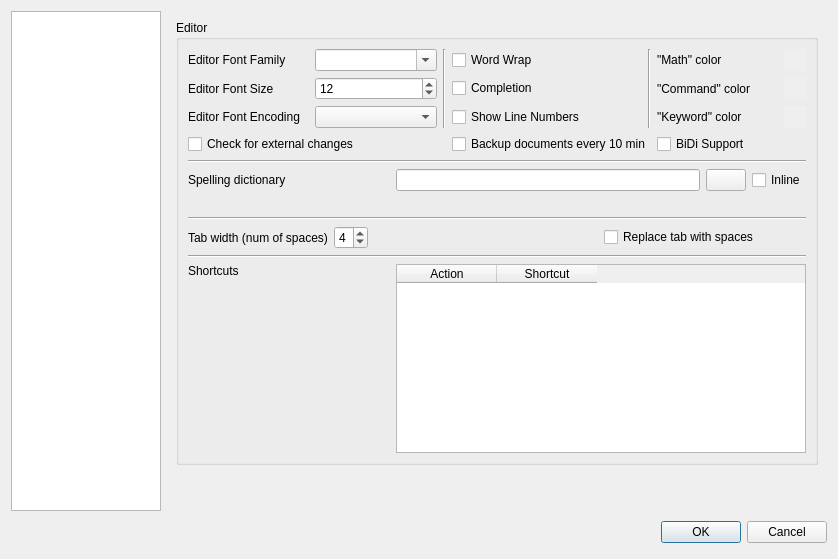
Before: the Qt Designer form configdialog.ui in srazi/bidiTeXmaker, drawn with Qt 5.
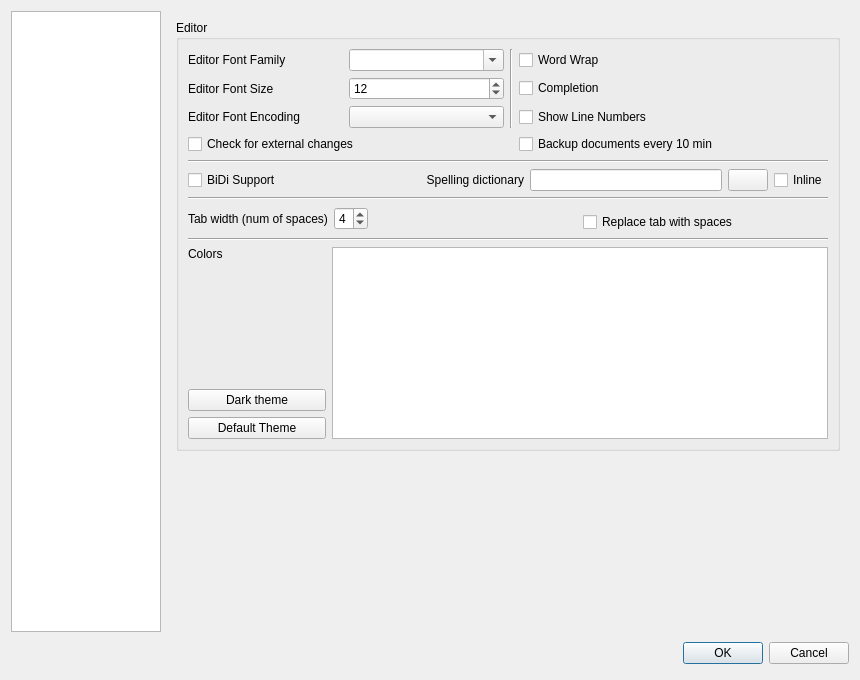
After: the same form once the commit is applied. The open tabs and pages were chosen to show the change. Icons and pictures are not drawn.

Commit message: Now bidiTeXmaker is based on Texmaker-3.2.2! Fixed: Column selection was re-written for QTextEdit.

```diff
--- a/configdialog.ui
+++ b/configdialog.ui
@@ -6,8 +6,8 @@
    <rect>
     <x>0</x>
     <y>0</y>
-    <width>838</width>
-    <height>557</height>
+    <width>860</width>
+    <height>680</height>
    </rect>
   </property>
   <property name="windowTitle">
@@ -51,43 +51,6 @@
      </property>
     </widget>
    </item>
-   <item row="1" column="0">
-    <spacer>
-     <property name="orientation">
-      <enum>Qt::Vertical</enum>
-     </property>
-     <property name="sizeHint" stdset="0">
-      <size>
-       <width>131</width>
-       <height>40</height>
-      </size>
-     </property>
-    </spacer>
-   </item>
-   <item row="1" column="1">
-    <layout class="QHBoxLayout">
-     <item>
-      <spacer>
-       <property name="orientation">
-        <enum>Qt::Horizontal</enum>
-       </property>
-       <property name="sizeHint" stdset="0">
-        <size>
-         <width>407</width>
-         <height>31</height>
-        </size>
-       </property>
-      </spacer>
-     </item>
-     <item>
-      <widget class="QDialogButtonBox" name="buttonBox">
-       <property name="standardButtons">
-        <set>QDialogButtonBox::Cancel|QDialogButtonBox::Ok</set>
-       </property>
-      </widget>
-     </item>
-    </layout>
-   </item>
    <item row="0" column="1">
     <widget class="QStackedWidget" name="pagesWidget">
      <property name="sizePolicy">
@@ -768,7 +731,7 @@
       </layout>
      </widget>
      <widget class="QWidget" name="pe">
-      <layout class="QGridLayout">
+      <layout class="QGridLayout" name="gridLayout_8">
        <item row="1" column="0">
         <spacer>
          <property name="orientation">
@@ -794,7 +757,7 @@
           <string>Editor</string>
          </property>
          <layout class="QGridLayout" name="gridLayout_6">
-          <item row="0" column="0" colspan="3">
+          <item row="0" column="0" colspan="5">
            <layout class="QGridLayout" name="gridLayout">
             <item row="0" column="0">
              <widget class="QLabel" name="labelFamily">
@@ -817,61 +780,6 @@
               </property>
              </widget>
             </item>
-            <item row="0" column="3">
-             <widget class="QCheckBox" name="checkBoxWordwrap">
-              <property name="text">
-               <string>Word Wrap</string>
-              </property>
-             </widget>
-            </item>
-            <item row="0" column="4" rowspan="3">
-             <widget class="Line" name="line_4">
-              <property name="orientation">
-               <enum>Qt::Vertical</enum>
-              </property>
-             </widget>
-            </item>
-            <item row="0" column="5">
-             <widget class="QLabel" name="labelColorMath">
-              <property name="text">
-               <string>&quot;Math&quot; color</string>
-              </property>
-             </widget>
-            </item>
-            <item row="0" column="6">
-             <widget class="QPushButton" name="pushButtonColorMath">
-              <property name="sizePolicy">
-               <sizepolicy hsizetype="Fixed" vsizetype="Fixed">
-                <horstretch>0</horstretch>
-                <verstretch>0</verstretch>
-               </sizepolicy>
-              </property>
-              <property name="minimumSize">
-               <size>
-                <width>22</width>
-                <height>22</height>
-               </size>
-              </property>
-              <property name="maximumSize">
-               <size>
-                <width>22</width>
-                <height>22</height>
-               </size>
-              </property>
-              <property name="toolTip">
-               <string>Click here to set this color</string>
-              </property>
-              <property name="autoFillBackground">
-               <bool>true</bool>
-              </property>
-              <property name="text">
-               <string/>
-              </property>
-              <property name="flat">
-               <bool>true</bool>
-              </property>
-             </widget>
-            </item>
             <item row="1" column="0">
              <widget class="QLabel" name="labelSize">
               <property name="text">
@@ -889,54 +797,6 @@
               </property>
              </widget>
             </item>
-            <item row="1" column="3">
-             <widget class="QCheckBox" name="checkBoxCompletion">
-              <property name="text">
-               <string>Completion</string>
-              </property>
-             </widget>
-            </item>
-            <item row="1" column="5">
-             <widget class="QLabel" name="labelColorCommand">
-              <property name="text">
-               <string>&quot;Command&quot; color</string>
-              </property>
-             </widget>
-            </item>
-            <item row="1" column="6">
-             <widget class="QPushButton" name="pushButtonColorCommand">
-              <property name="sizePolicy">
-               <sizepolicy hsizetype="Fixed" vsizetype="Fixed">
-                <horstretch>0</horstretch>
-                <verstretch>0</verstretch>
-               </sizepolicy>
-              </property>
-              <property name="minimumSize">
-               <size>
-                <width>22</width>
-                <height>22</height>
-               </size>
-              </property>
-              <property name="maximumSize">
-               <size>
-                <width>22</width>
-                <height>22</height>
-               </size>
-              </property>
-              <property name="toolTip">
-               <string>Click here to set this color</string>
-              </property>
-              <property name="autoFillBackground">
-               <bool>true</bool>
-              </property>
-              <property name="text">
-               <string/>
-              </property>
-              <property name="flat">
-               <bool>true</bool>
-              </property>
-             </widget>
-            </item>
             <item row="2" column="0">
              <widget class="QLabel" name="labelEncoding">
               <property name="text">
@@ -947,54 +807,6 @@
             <item row="2" column="1">
              <widget class="QComboBox" name="comboBoxEncoding"/>
             </item>
-            <item row="2" column="3">
-             <widget class="QCheckBox" name="checkBoxLinenumber">
-              <property name="text">
-               <string>Show Line Numbers</string>
-              </property>
-             </widget>
-            </item>
-            <item row="2" column="5">
-             <widget class="QLabel" name="labelColorKeyword">
-              <property name="text">
-               <string>&quot;Keyword&quot; color</string>
-              </property>
-             </widget>
-            </item>
-            <item row="2" column="6">
-             <widget class="QPushButton" name="pushButtonColorKeyword">
-              <property name="sizePolicy">
-               <sizepolicy hsizetype="Fixed" vsizetype="Fixed">
-                <horstretch>0</horstretch>
-                <verstretch>0</verstretch>
-               </sizepolicy>
-              </property>
-              <property name="minimumSize">
-               <size>
-                <width>22</width>
-                <height>22</height>
-               </size>
-              </property>
-              <property name="maximumSize">
-               <size>
-                <width>22</width>
-                <height>22</height>
-               </size>
-              </property>
-              <property name="toolTip">
-               <string>Click here to set this color</string>
-              </property>
-              <property name="autoFillBackground">
-               <bool>true</bool>
-              </property>
-              <property name="text">
-               <string/>
-              </property>
-              <property name="flat">
-               <bool>true</bool>
-              </property>
-             </widget>
-            </item>
             <item row="3" column="0" colspan="2">
              <widget class="QCheckBox" name="checkBoxWatcher">
               <property name="text">
@@ -1009,88 +821,44 @@
               </property>
              </widget>
             </item>
-            <item row="3" column="5">
-             <widget class="QCheckBox" name="checkBoxBidiEnabled">
+            <item row="0" column="3" colspan="2">
+             <widget class="QCheckBox" name="checkBoxWordwrap">
               <property name="text">
-               <string>BiDi Support</string>
+               <string>Word Wrap</string>
+              </property>
+             </widget>
+            </item>
+            <item row="1" column="3" colspan="2">
+             <widget class="QCheckBox" name="checkBoxCompletion">
+              <property name="text">
+               <string>Completion</string>
+              </property>
+             </widget>
+            </item>
+            <item row="2" column="3" colspan="2">
+             <widget class="QCheckBox" name="checkBoxLinenumber">
+              <property name="text">
+               <string>Show Line Numbers</string>
               </property>
              </widget>
             </item>
            </layout>
           </item>
-          <item row="1" column="0" colspan="3">
+          <item row="1" column="0" colspan="5">
            <widget class="Line" name="line">
             <property name="orientation">
              <enum>Qt::Horizontal</enum>
             </property>
            </widget>
           </item>
-          <item row="2" column="0">
-           <widget class="QLabel" name="labelASpellCommand">
-            <property name="text">
-             <string>Spelling dictionary</string>
-            </property>
-           </widget>
-          </item>
-          <item row="2" column="1" colspan="2">
-           <layout class="QHBoxLayout">
-            <item>
-             <widget class="QLineEdit" name="lineEditAspellCommand">
-              <property name="minimumSize">
-               <size>
-                <width>190</width>
-                <height>0</height>
-               </size>
-              </property>
-             </widget>
-            </item>
-            <item>
-             <widget class="QPushButton" name="pushButtonAspell">
-              <property name="text">
-               <string/>
-              </property>
-              <property name="icon">
-               <iconset resource="texmaker.qrc">
-                <normaloff>:/images/fileopen.png</normaloff>:/images/fileopen.png</iconset>
-              </property>
-             </widget>
-            </item>
-            <item>
-             <widget class="QCheckBox" name="checkBoxInlineSpell">
-              <property name="sizePolicy">
-               <sizepolicy hsizetype="Fixed" vsizetype="Expanding">
-                <horstretch>0</horstretch>
-                <verstretch>0</verstretch>
-               </sizepolicy>
-              </property>
-              <property name="toolTip">
-               <string>Inline Spell Checking</string>
-              </property>
-              <property name="text">
-               <string>Inline</string>
-              </property>
-             </widget>
-            </item>
-           </layout>
-          </item>
-          <item row="3" column="1">
-           <widget class="QLabel" name="labelGetDic">
-            <property name="text">
-             <string/>
-            </property>
-            <property name="textFormat">
-             <enum>Qt::RichText</enum>
-            </property>
-           </widget>
-          </item>
-          <item row="4" column="0" colspan="3">
+          <item row="3" column="0" colspan="5">
            <widget class="Line" name="line_2">
             <property name="orientation">
              <enum>Qt::Horizontal</enum>
             </property>
            </widget>
           </item>
-          <item row="5" column="0" colspan="2">
+          <item row="4" column="0" rowspan="2" colspan="3">
            <layout class="QHBoxLayout" name="horizontalLayout_2">
             <item>
              <widget class="QLabel" name="labelTabWidth">
@@ -1127,54 +895,204 @@
             </item>
            </layout>
           </item>
-          <item row="5" column="2">
+          <item row="5" column="3" colspan="2">
            <widget class="QCheckBox" name="checkBoxTab">
             <property name="text">
              <string>Replace tab with spaces</string>
             </property>
            </widget>
           </item>
-          <item row="6" column="0" colspan="3">
+          <item row="6" column="0" rowspan="2" colspan="5">
            <widget class="Line" name="line_5">
             <property name="orientation">
              <enum>Qt::Horizontal</enum>
             </property>
            </widget>
           </item>
-          <item row="7" column="0">
-           <widget class="QLabel" name="labelshortcut">
-            <property name="text">
-             <string>Shortcuts</string>
-            </property>
-           </widget>
-          </item>
-          <item row="7" column="1" rowspan="2" colspan="2">
-           <widget class="QTableWidget" name="shorttableWidget">
-            <column>
-             <property name="text">
-              <string>Action</string>
-             </property>
-            </column>
-            <column>
-             <property name="text">
-              <string>Shortcut</string>
-             </property>
-            </column>
-           </widget>
-          </item>
-          <item row="8" column="0">
-           <spacer>
+          <item row="11" column="0">
+           <spacer name="verticalSpacer">
             <property name="orientation">
              <enum>Qt::Vertical</enum>
             </property>
             <property name="sizeHint" stdset="0">
              <size>
-              <width>111</width>
-              <height>41</height>
+              <width>138</width>
+              <height>62</height>
              </size>
             </property>
            </spacer>
           </item>
+          <item row="10" column="0">
+           <widget class="QLabel" name="label_3">
+            <property name="text">
+             <string>Colors</string>
+            </property>
+           </widget>
+          </item>
+          <item row="13" column="0">
+           <widget class="QPushButton" name="pushButtonDefault">
+            <property name="text">
+             <string>Default Theme</string>
+            </property>
+           </widget>
+          </item>
+          <item row="12" column="0">
+           <widget class="QPushButton" name="pushButtonDark">
+            <property name="text">
+             <string>Dark theme</string>
+            </property>
+           </widget>
+          </item>
+          <item row="10" column="1" rowspan="4" colspan="4">
+           <widget class="QTableWidget" name="colortableWidget">
+            <property name="maximumSize">
+             <size>
+              <width>16777215</width>
+              <height>16777215</height>
+             </size>
+            </property>
+            <attribute name="horizontalHeaderVisible">
+             <bool>false</bool>
+            </attribute>
+            <attribute name="horizontalHeaderStretchLastSection">
+             <bool>true</bool>
+            </attribute>
+            <attribute name="verticalHeaderVisible">
+             <bool>false</bool>
+            </attribute>
+            <column>
+             <property name="text">
+              <string>Item</string>
+             </property>
+            </column>
+            <column>
+             <property name="text">
+              <string>Color</string>
+             </property>
+            </column>
+           </widget>
+          </item>
+          <item row="2" column="1" colspan="4">
+           <layout class="QHBoxLayout">
+            <item>
+             <widget class="QLabel" name="labelASpellCommand">
+              <property name="sizePolicy">
+               <sizepolicy hsizetype="MinimumExpanding" vsizetype="Preferred">
+                <horstretch>0</horstretch>
+                <verstretch>0</verstretch>
+               </sizepolicy>
+              </property>
+              <property name="text">
+               <string>Spelling dictionary</string>
+              </property>
+              <property name="alignment">
+               <set>Qt::AlignRight|Qt::AlignTrailing|Qt::AlignVCenter</set>
+              </property>
+             </widget>
+            </item>
+            <item>
+             <widget class="QLineEdit" name="lineEditAspellCommand">
+              <property name="minimumSize">
+               <size>
+                <width>190</width>
+                <height>0</height>
+               </size>
+              </property>
+             </widget>
+            </item>
+            <item>
+             <widget class="QPushButton" name="pushButtonAspell">
+              <property name="text">
+               <string/>
+              </property>
+              <property name="icon">
+               <iconset resource="texmaker.qrc">
+                <normaloff>:/images/fileopen.png</normaloff>:/images/fileopen.png</iconset>
+              </property>
+             </widget>
+            </item>
+            <item>
+             <widget class="QCheckBox" name="checkBoxInlineSpell">
+              <property name="sizePolicy">
+               <sizepolicy hsizetype="Fixed" vsizetype="Expanding">
+                <horstretch>0</horstretch>
+                <verstretch>0</verstretch>
+               </sizepolicy>
+              </property>
+              <property name="toolTip">
+               <string>Inline Spell Checking</string>
+              </property>
+              <property name="text">
+               <string>Inline</string>
+              </property>
+             </widget>
+            </item>
+           </layout>
+          </item>
+          <item row="2" column="0">
+           <widget class="QCheckBox" name="checkBoxBidiEnabled">
+            <property name="text">
+             <string>BiDi Support</string>
+            </property>
+           </widget>
+          </item>
+         </layout>
+        </widget>
+       </item>
+      </layout>
+     </widget>
+     <widget class="QWidget" name="ps">
+      <layout class="QGridLayout" name="gridLayout_10">
+       <item row="0" column="0">
+        <widget class="QGroupBox" name="groupBox_4">
+         <property name="title">
+          <string>Shortcuts</string>
+         </property>
+         <layout class="QGridLayout" name="gridLayout_9">
+          <item row="0" column="0" colspan="2">
+           <widget class="QTableWidget" name="shorttableWidget">
+            <attribute name="horizontalHeaderStretchLastSection">
+             <bool>true</bool>
+            </attribute>
+            <column>
+             <property name="text">
+              <string>Action</string>
+             </property>
+            </column>
+            <column>
+             <property name="text">
+              <string>Shortcut</string>
+             </property>
+            </column>
+           </widget>
+          </item>
+          <item row="1" column="0" colspan="2">
+           <widget class="Line" name="line_6">
+            <property name="orientation">
+             <enum>Qt::Horizontal</enum>
+            </property>
+           </widget>
+          </item>
+          <item row="2" column="0">
+           <widget class="QLabel" name="label_2">
+            <property name="sizePolicy">
+             <sizepolicy hsizetype="MinimumExpanding" vsizetype="Preferred">
+              <horstretch>0</horstretch>
+              <verstretch>0</verstretch>
+             </sizepolicy>
+            </property>
+            <property name="text">
+             <string>Toggle focus editor/pdf viewer</string>
+            </property>
+           </widget>
+          </item>
+          <item row="2" column="1">
+           <widget class="QPushButton" name="pushButtonToggleFocus">
+            <property name="text">
+             <string>PushButton</string>
+            </property>
+           </widget>
+          </item>
          </layout>
         </widget>
        </item>
@@ -1182,6 +1100,30 @@
      </widget>
     </widget>
    </item>
+   <item row="1" column="1">
+    <layout class="QHBoxLayout">
+     <item>
+      <spacer>
+       <property name="orientation">
+        <enum>Qt::Horizontal</enum>
+       </property>
+       <property name="sizeHint" stdset="0">
+        <size>
+         <width>407</width>
+         <height>31</height>
+        </size>
+       </property>
+      </spacer>
+     </item>
+     <item>
+      <widget class="QDialogButtonBox" name="buttonBox">
+       <property name="standardButtons">
+        <set>QDialogButtonBox::Cancel|QDialogButtonBox::Ok</set>
+       </property>
+      </widget>
+     </item>
+    </layout>
+   </item>
   </layout>
  </widget>
  <tabstops>
```
Left out of the diff: 49 changed lines with no effect on the pictures. The commit also changes 133 other files.
